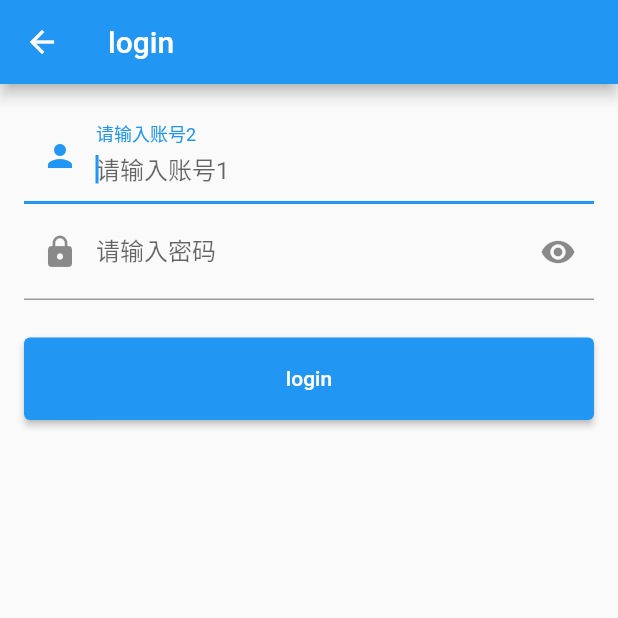
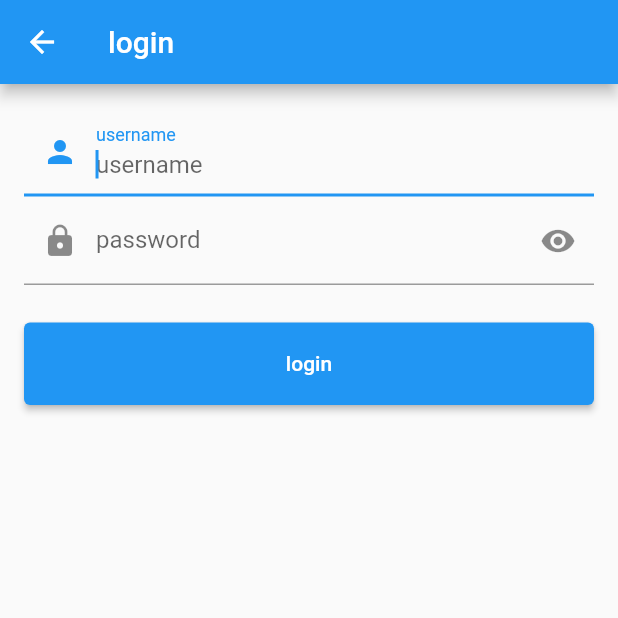
Before and after one commit to xinxiangwang/flutter_github, a Flutter app: the screen it shows after launch, after a tap on "login", on a phone screen of 412 x 824 dp, the top half of it. Run offline on Flutter 3.47's test engine with Material 2 defaults, Android fonts, the phone set to English and light mode, and no system bars; our stand-ins replace cached_network_image, dio, shared_preferences.

Commit message:
学习案例完成

```diff
--- a/lib/common/GmLocalizations.dart
+++ b/lib/common/GmLocalizations.dart
@@ -10,6 +10,17 @@ class GmLocalizations {
   String get title => isZh ? "標題" : "title";
   String get home => isZh ? "主頁" : "home";
   String get login => isZh ? "登錄" : "login";
+  String get theme => isZh ? "主题" : "theme";
+  String get language => isZh ? "语言" : "language";
+  String get yes => isZh ? "确认" : "yes";
+  String get cancel => isZh ? "取消" : "cancel";
+  String get logout => isZh ? "登出" : "logout";
+  String get logoutTip => isZh ? "是否登出?" : "ready to logout?";
+  String get pswd => isZh ? "请输入密码" : "password";
+  String get username => isZh ? "请输入账号" : "username";
+  String get pswdValidate => isZh ? "密码必填" : "password is required";
+  String get usernameValidate => isZh ? "账号必填" : "username is required";
+  String get auto => isZh ? "自动" : "auto";
 }
 
 class GmLocalizationsDelegate extends LocalizationsDelegate<GmLocalizations> {
--- a/lib/main.dart
+++ b/lib/main.dart
@@ -4,7 +4,9 @@ import 'package:provider/provider.dart';
 import 'package:untitled/common/GmLocalizations.dart';
 import 'package:untitled/common/global.dart';
 import 'package:untitled/routes/home_page.dart';
+import 'package:untitled/routes/language_route.dart';
 import 'package:untitled/routes/login_route.dart';
+import 'package:untitled/routes/theme_change_route.dart';
 
 void main() {
   Global.init().then((e) => runApp(const MyApp()));
@@ -55,7 +57,9 @@ class MyApp extends StatelessWidget {
             },
             home: HomeRoute(),
             routes: <String, WidgetBuilder>{
-              'login': (context) => LoginRoute()
+              'login': (context) => LoginRoute(),
+              'language': (context) => LanguageRoute(),
+              'theme': (context) => ThemeChangeRoute()
             },
           );
         },
--- a/lib/routes/login_route.dart
+++ b/lib/routes/login_route.dart
@@ -47,20 +47,20 @@ class _LoginRouteState extends State<LoginRoute> {
                 autofocus: _nameAutoFocus,
                 controller: _usernameController,
                 decoration: InputDecoration(
-                  labelText: '请输入账号2',
-                  hintText: '请输入账号1',
+                  labelText: gm.username,
+                  hintText: gm.username,
                   prefixIcon: Icon(Icons.person),
                 ),
                 validator: (v) {
-                  return v == null || v.trim().isNotEmpty ? null : '用户名必填';
+                  return v == null || v.trim().isNotEmpty ? null : gm.usernameValidate;
                 },
               ),
               TextFormField(
                 controller: _pwdController,
                 autofocus: !_nameAutoFocus,
                 decoration: InputDecoration(
-                  labelText: '请输入密码',
-                  hintText: '请输入密码1',
+                  labelText: gm.pswd,
+                  hintText: gm.pswd,
                   prefixIcon: Icon(Icons.lock),
                   suffixIcon: IconButton(
                     icon:
@@ -74,7 +74,7 @@ class _LoginRouteState extends State<LoginRoute> {
                 ),
                 obscureText: !pwdShow,
                 validator: (v) {
-                  return v == null || v.trim().isNotEmpty ? null : '用户名必填';
+                  return v == null || v.trim().isNotEmpty ? null : gm.pswdValidate;
                 },
               ),
               Padding(
--- a/lib/widgets/MyDrawer.dart
+++ b/lib/widgets/MyDrawer.dart
@@ -41,39 +41,43 @@ class MyDrawer extends StatelessWidget {
   _buildMenus() {
     return Consumer<UserModel>(
       builder: (context, userModel, child) {
-        var gm = GmLocalizations.of(context);
+        var gm = GmLocalizations.of(context)!;
         return ListView(
           children: [
             ListTile(
               leading: const Icon(Icons.color_lens),
-              title: Text('gm.theme'),
-              onTap: () {},
+              title: Text(gm.theme),
+              onTap: () {
+                Navigator.pushNamed(context, 'theme');
+              },
             ),
             ListTile(
               leading: const Icon(Icons.language),
-              title: Text('gm.language'),
-              onTap: () {},
+              title: Text(gm.language),
+              onTap: () {
+                Navigator.pushNamed(context, 'language');
+              },
             ),
             if (userModel.isLogin)
               ListTile(
                 leading: const Icon(Icons.power_settings_new),
-                title: Text('gm.logout'),
+                title: Text(gm.logout),
                 onTap: () {
                   showDialog(
                       context: context,
                       builder: (ctx) {
                         return AlertDialog(
-                          content: Text('gm.logoutTip'),
+                          content: Text(gm.logoutTip),
                           actions: [
                             TextButton(
                                 onPressed: () => Navigator.pop(context),
-                                child: const Text('gm.cancel')),
+                                child: Text(gm.cancel)),
                             TextButton(
                                 onPressed: () {
                                   userModel.user = null;
                                   Navigator.pop(context);
                                 },
-                                child: Text('gm.yes'))
+                                child: Text(gm.yes))
                           ],
                         );
                       });
```
Also changed, not shown: lib/routes/language_route.dart (added, +37 -0 lines), lib/routes/theme_change_route.dart (added, +35 -0 lines).
